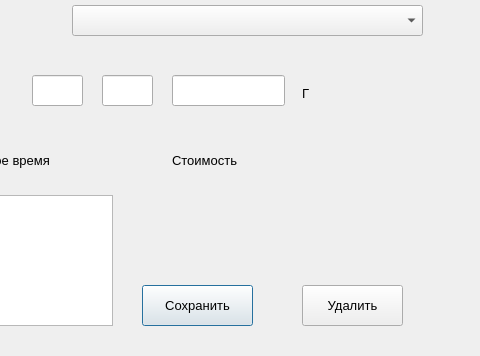
Old version of the form src/ui/generated_ui/add_personal_training_dialog.ui in the repository Nova18911/IS-for-accounting-for-GYM-customers; both pictures show x 88 to 568 and y 155 to 511 of the 568 by 511 pixel window.
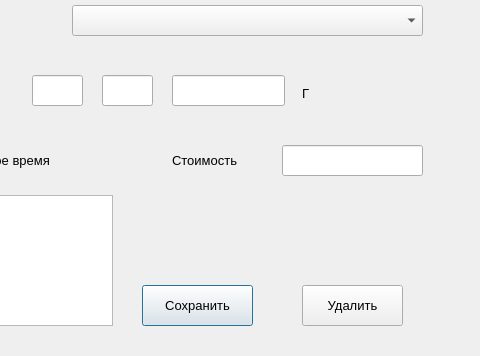
New version of the form.

```diff
--- a/src/ui/generated_ui/add_personal_training_dialog.ui
+++ b/src/ui/generated_ui/add_personal_training_dialog.ui
@@ -212,24 +212,6 @@
     <string>Стоимость</string>
    </property>
   </widget>
-  <widget class="QLabel" name="PricePersonalTrainingE">
-   <property name="geometry">
-    <rect>
-     <x>380</x>
-     <y>300</y>
-     <width>131</width>
-     <height>31</height>
-    </rect>
-   </property>
-   <property name="font">
-    <font>
-     <pointsize>10</pointsize>
-    </font>
-   </property>
-   <property name="text">
-    <string/>
-   </property>
-  </widget>
   <widget class="QPushButton" name="SavePersonalTrainingBtn">
    <property name="geometry">
     <rect>
@@ -266,6 +248,16 @@
     <string>Удалить</string>
    </property>
   </widget>
+  <widget class="QLineEdit" name="PricePersonalTrainingEdit">
+   <property name="geometry">
+    <rect>
+     <x>370</x>
+     <y>300</y>
+     <width>141</width>
+     <height>31</height>
+    </rect>
+   </property>
+  </widget>
  </widget>
  <resources/>
  <connections/>
```
